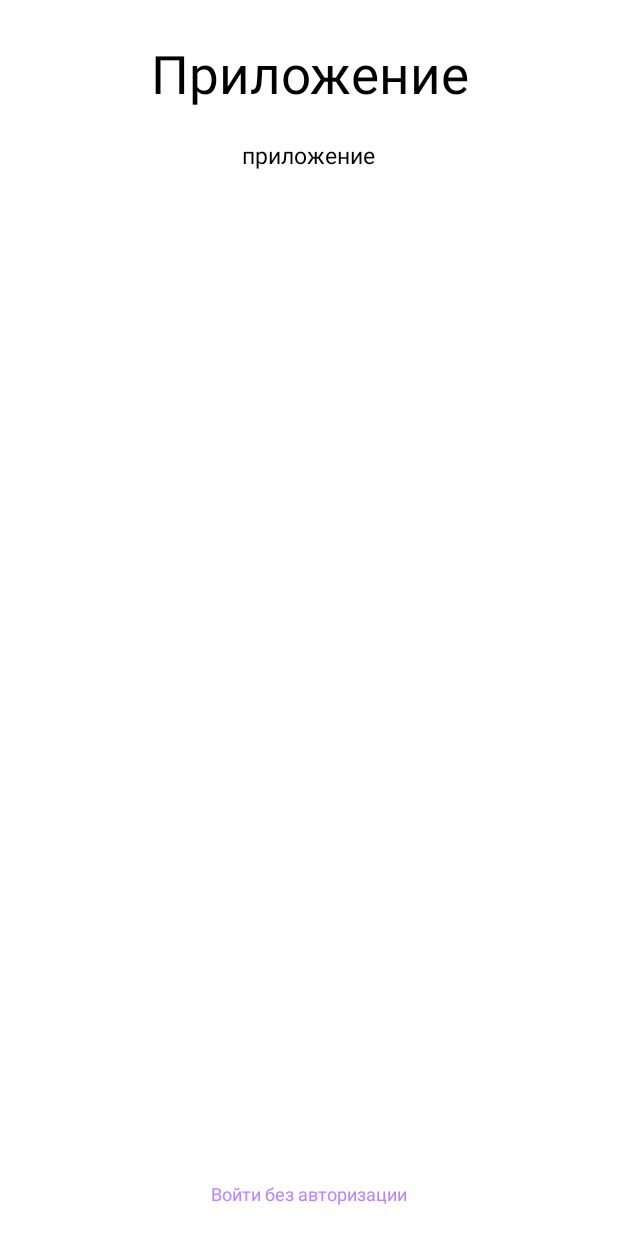
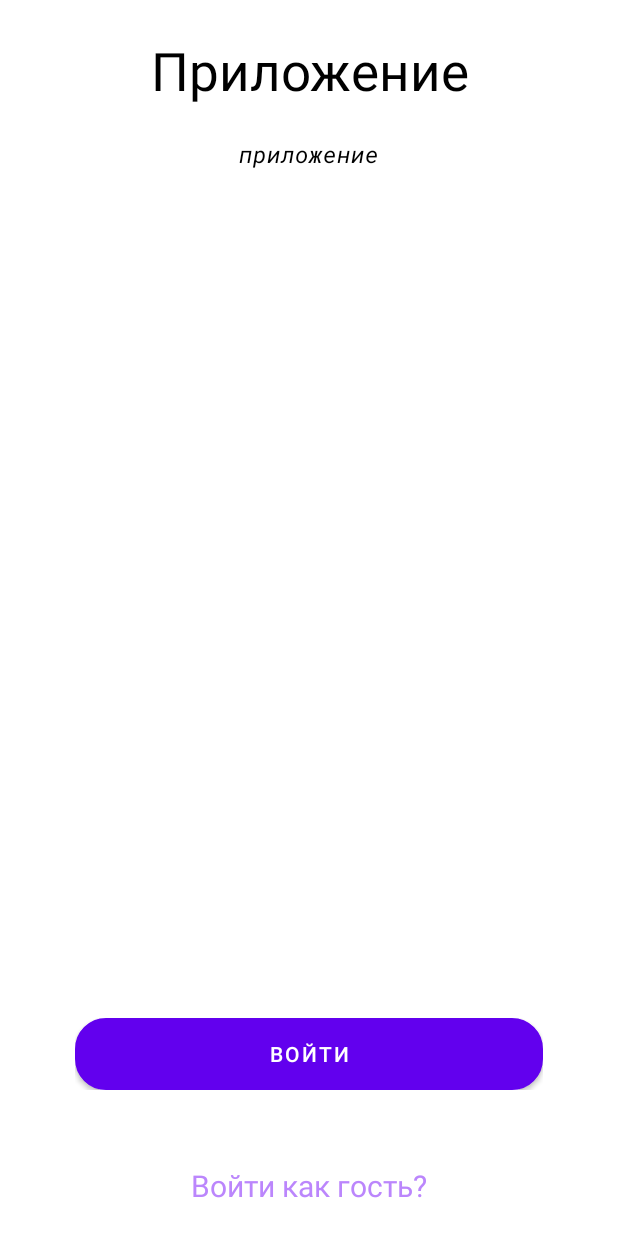
Before and after one commit to GlebTutaev/ProjectK, an Android app: the screen it shows after launch (MainActivity), on a phone screen of 412 x 824 dp. Run offline under Robolectric (Android 15) with nearby library versions, the phone set to English and light mode, and no system bars.

Commit message:
CommitMainXmlButton

```diff
--- a/app/src/main/AndroidManifest.xml
+++ b/app/src/main/AndroidManifest.xml
@@ -7,7 +7,6 @@
         android:dataExtractionRules="@xml/data_extraction_rules"
         android:fullBackupContent="@xml/backup_rules"
         android:icon="@mipmap/ic_launcher"
-        android:label="@string/app_name"
         android:roundIcon="@mipmap/ic_launcher_round"
         android:supportsRtl="true"
         android:theme="@style/Theme.ProjectK"
--- a/app/src/main/res/drawable/btn_sign_in.xml
+++ b/app/src/main/res/drawable/btn_sign_in.xml
@@ -5,4 +5,11 @@
     android:color="@color/ripple"
     tools:targetAPI="lollipop">
 
+    <item>
+        <shape android:shape="rectangle">
+            <solid android:color="@color/btn_sign_in"></solid>
+            <stroke android:color="@color/purple1" android:width="2px"></stroke>
+            <corners android:radius="20dp"></corners>
+        </shape>
+    </item>
 </ripple>
--- a/app/src/main/res/layout/activity_main.xml
+++ b/app/src/main/res/layout/activity_main.xml
@@ -14,28 +14,31 @@
         android:orientation="vertical">
 
         <TextView
-            android:textSize="35sp"
-            android:textColor="@color/black"
-            android:textAlignment="center"
             android:layout_width="wrap_content"
             android:layout_height="wrap_content"
-            android:text="@string/AppName" />
+
+            android:fontFamily="@font/suez_one"
+            android:text="@string/AppName"
+            android:textAlignment="center"
+            android:textColor="@color/black"
+            android:textSize="35sp" />
 
         <TextView
-            android:textSize="15sp"
-            android:textColor="@color/black"
-            android:textAlignment="center"
             android:layout_width="wrap_content"
             android:layout_height="wrap_content"
             android:layout_marginTop="20sp"
-            android:text="@string/Author" />
+            android:text="@string/Author"
+            android:fontFamily="@font/roboto_mono_italic"
+            android:textAlignment="center"
+            android:textColor="@color/black"
+            android:textSize="15sp" />
 
     </LinearLayout>
 
     <TextView
         android:id="@+id/bottomText"
         android:layout_alignParentBottom="true"
-        android:textSize="12sp"
+        android:textSize="20sp"
         android:textColor="@color/purple_200"
         android:layout_centerHorizontal="true"
         android:layout_width="wrap_content"
@@ -59,9 +62,11 @@
             android:id="@+id/buttonSighIn"
             android:layout_width="match_parent"
             android:layout_height="wrap_content"
-            android:textColor="@color/white"
             android:background="@drawable/btn_sign_in"
-            android:text="@string/textButtonSignIn" />
+            android:text="@string/textButtonSignIn"
+            android:layout_weight="1"
+            android:textColor="@android:color/white" />
+
     </LinearLayout>
 
 </RelativeLayout>
--- a/app/src/main/res/values/colors.xml
+++ b/app/src/main/res/values/colors.xml
@@ -8,4 +8,6 @@
     <color name="black">#FF000000</color>
     <color name="white">#FFFFFFFF</color>
     <color name="ripple">#ae28d1</color>
+    <color name="purple1">#fb7798</color>
+    <color name="btn_sign_in">#680047</color>
 </resources>
--- a/app/src/main/res/values/strings.xml
+++ b/app/src/main/res/values/strings.xml
@@ -1,6 +1,6 @@
 <resources>
     <string name="AppName">Приложение</string>
     <string name="Author">приложение</string>
-    <string name="textB">Войти без авторизации</string>
+    <string name="textB">Войти как гость?</string>
     <string name="textButtonSignIn">Войти</string>
 </resources>
```
Also changed, not shown: app/src/main/res/font/roboto_mono_italic.ttf (added), app/src/main/res/font/suez_one.ttf (added).
